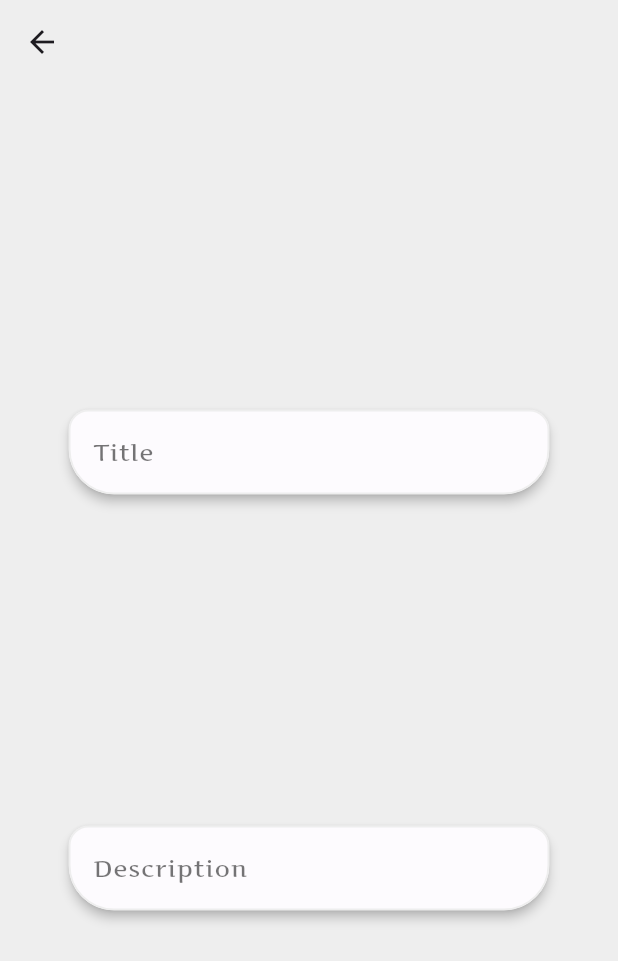
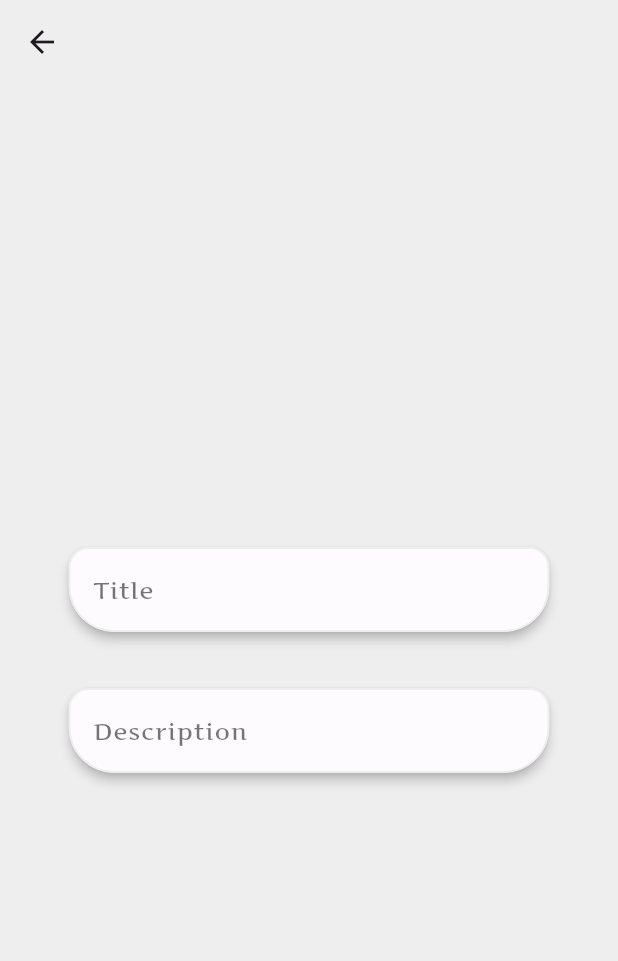
Before and after one commit to RohitGiri420/Codeway--Task_1, a Flutter app: the AddDataScreen screen opened directly, on a phone screen of 412 x 824 dp. Shown: the top 961 px of the screen. Run offline on Flutter 3.47's test engine with Material 3 defaults, Android fonts, the phone set to English and light mode, and no system bars; our stand-ins replace sqflite; accounts and stored records are empty.

Commit message:
text filed is created

```diff
--- a/lib/Screens/AddDataScreen.dart
+++ b/lib/Screens/AddDataScreen.dart
@@ -24,10 +24,12 @@ class _AddDataScreenState extends State<AddDataScreen> {
       body: Padding(
         padding: const EdgeInsets.symmetric(horizontal: 12),
         child: Column(
-          mainAxisAlignment: MainAxisAlignment.spaceEvenly,
+          mainAxisAlignment: MainAxisAlignment.center,
           children: [
             UiHelper.CustomTextField("Title",TitleController),
-            UiHelper.CustomTextField("Description", DescController)
+            SizedBox(height: 30,),
+            UiHelper.CustomTextField("Description", DescController),
+
           ],
         ),
       ),
```
